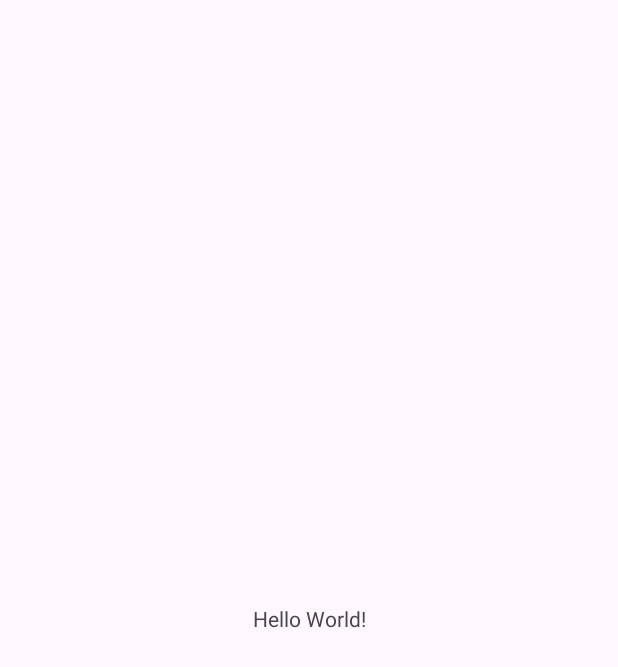
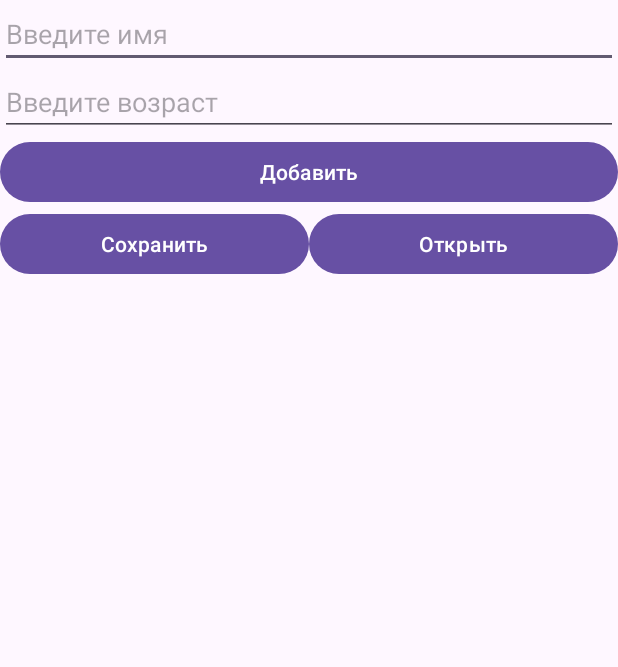
Before and after one commit to Mefoolyhi/MobileHomework, an Android app: the screen it shows after launch (MainActivity), on a phone screen of 412 x 824 dp. Before the commit the part shown is almost empty. Shown: the top 667 px of the screen. Run offline under Robolectric (Android 15) with nearby library versions, the phone set to English and light mode, and no system bars.

Commit message:
json example

```diff
--- a/JsonExample/app/build.gradle
+++ b/JsonExample/app/build.gradle
@@ -29,6 +29,7 @@ android {
 }
 
 dependencies {
+    implementation 'com.google.code.gson:gson:2.8.8'
 
     implementation 'androidx.appcompat:appcompat:1.4.1'
     implementation 'com.google.android.material:material:1.5.0'
--- a/JsonExample/app/src/main/java/com/example/jsonexample/MainActivity.java
+++ b/JsonExample/app/src/main/java/com/example/jsonexample/MainActivity.java
@@ -3,12 +3,63 @@ package com.example.jsonexample;
 import androidx.appcompat.app.AppCompatActivity;
 
 import android.os.Bundle;
+import android.view.View;
+import android.widget.ArrayAdapter;
+import android.widget.EditText;
+import android.widget.ListView;
+import android.widget.Toast;
+
+import java.util.ArrayList;
+import java.util.List;
 
 public class MainActivity extends AppCompatActivity {
+
+    private ArrayAdapter<User> adapter;
+    private EditText nameText, ageText;
+    private List<User> users;
+    ListView listView;
 
     @Override
     protected void onCreate(Bundle savedInstanceState) {
         super.onCreate(savedInstanceState);
         setContentView(R.layout.activity_main);
+
+        nameText = findViewById(R.id.nameText);
+        ageText = findViewById(R.id.ageText);
+        listView = findViewById(R.id.list);
+        users = new ArrayList<>();
+
+        adapter = new ArrayAdapter<>(this, android.R.layout.simple_list_item_1, users);
+        listView.setAdapter(adapter);
+    }
+
+    public void addUser(View view){
+        String name = nameText.getText().toString();
+        int age = Integer.parseInt(ageText.getText().toString());
+        User user = new User(name, age);
+        users.add(user);
+        adapter.notifyDataSetChanged();
+    }
+
+    public void save(View view){
+        boolean result = JSONHelper.exportToJSON(this, users);
+        if(result){
+            Toast.makeText(this, "Данные сохранены", Toast.LENGTH_LONG).show();
+        }
+        else{
+            Toast.makeText(this, "Не удалось сохранить данные", Toast.LENGTH_LONG).show();
+        }
+    }
+
+    public void open(View view){
+        users = JSONHelper.importFromJSON(this);
+        if(users!=null){
+            adapter = new ArrayAdapter<>(this, android.R.layout.simple_list_item_1, users);
+            listView.setAdapter(adapter);
+            Toast.makeText(this, "Данные восстановлены", Toast.LENGTH_LONG).show();
+        }
+        else{
+            Toast.makeText(this, "Не удалось открыть данные", Toast.LENGTH_LONG).show();
+        }
     }
 }
--- a/JsonExample/app/src/main/res/layout/activity_main.xml
+++ b/JsonExample/app/src/main/res/layout/activity_main.xml
@@ -6,13 +6,66 @@
     android:layout_height="match_parent"
     tools:context=".MainActivity">
 
-    <TextView
-        android:layout_width="wrap_content"
+    <EditText
+        android:id="@+id/nameText"
+        android:layout_width="0dp"
         android:layout_height="wrap_content"
-        android:text="Hello World!"
-        app:layout_constraintBottom_toBottomOf="parent"
-        app:layout_constraintEnd_toEndOf="parent"
-        app:layout_constraintStart_toStartOf="parent"
+        android:hint="Введите имя"
+        app:layout_constraintLeft_toLeftOf="parent"
+        app:layout_constraintRight_toRightOf="parent"
+        app:layout_constraintBottom_toTopOf="@id/ageText"
         app:layout_constraintTop_toTopOf="parent" />
 
+    <EditText
+        android:id="@+id/ageText"
+        android:layout_width="0dp"
+        android:layout_height="wrap_content"
+        android:hint="Введите возраст"
+        app:layout_constraintLeft_toLeftOf="parent"
+        app:layout_constraintRight_toRightOf="parent"
+        app:layout_constraintBottom_toTopOf="@id/addButton"
+        app:layout_constraintTop_toBottomOf="@id/nameText" />
+
+    <Button
+        android:id="@+id/addButton"
+        android:layout_width="0dp"
+        android:layout_height="wrap_content"
+        android:text="Добавить"
+        android:onClick="addUser"
+        app:layout_constraintLeft_toLeftOf="parent"
+        app:layout_constraintRight_toRightOf="parent"
+        app:layout_constraintBottom_toTopOf="@id/saveButton"
+        app:layout_constraintTop_toBottomOf="@id/ageText" />
+
+    <Button
+        android:id="@+id/saveButton"
+        android:layout_width="0dp"
+        android:layout_height="wrap_content"
+        android:text="Сохранить"
+        android:onClick="save"
+        app:layout_constraintLeft_toLeftOf="parent"
+        app:layout_constraintRight_toLeftOf="@id/openButton"
+        app:layout_constraintBottom_toTopOf="@id/list"
+        app:layout_constraintTop_toBottomOf="@id/addButton"/>
+
+    <Button
+        android:id="@+id/openButton"
+        android:layout_width="0dp"
+        android:layout_height="wrap_content"
+        android:text="Открыть"
+        android:onClick="open"
+        app:layout_constraintLeft_toRightOf="@id/saveButton"
+        app:layout_constraintRight_toRightOf="parent"
+        app:layout_constraintBottom_toTopOf="@id/list"
+        app:layout_constraintTop_toBottomOf="@id/addButton"/>
+
+    <ListView
+        android:id="@+id/list"
+        android:layout_width="0dp"
+        android:layout_height="0dp"
+        app:layout_constraintLeft_toLeftOf="parent"
+        app:layout_constraintRight_toRightOf="parent"
+        app:layout_constraintBottom_toBottomOf="parent"
+        app:layout_constraintTop_toBottomOf="@id/openButton" />
+
 </androidx.constraintlayout.widget.ConstraintLayout>
```
Also changed, not shown: JsonExample/app/src/main/java/com/example/jsonexample/JSONHelper.java (added, +61 -0 lines), JsonExample/app/src/main/java/com/example/jsonexample/User.java (added, +33 -0 lines).
